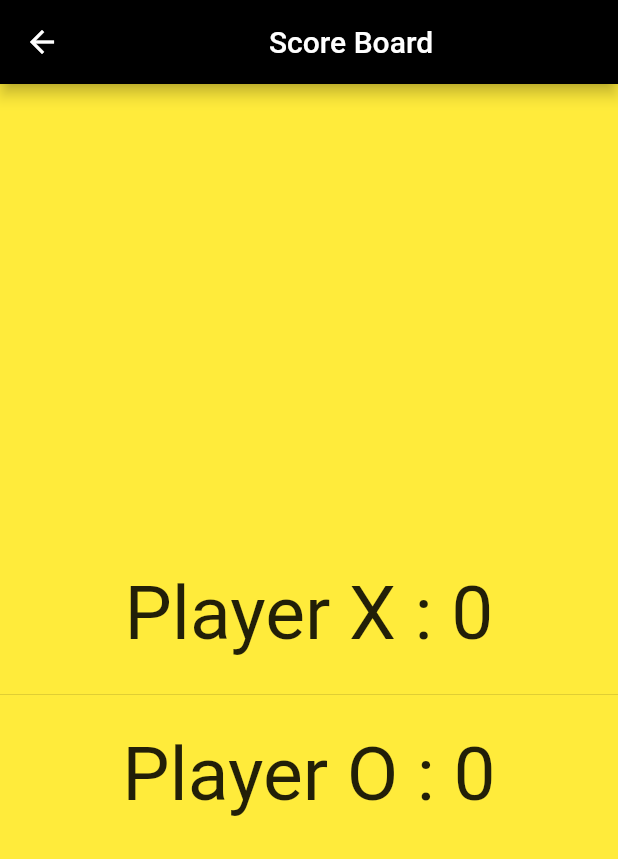
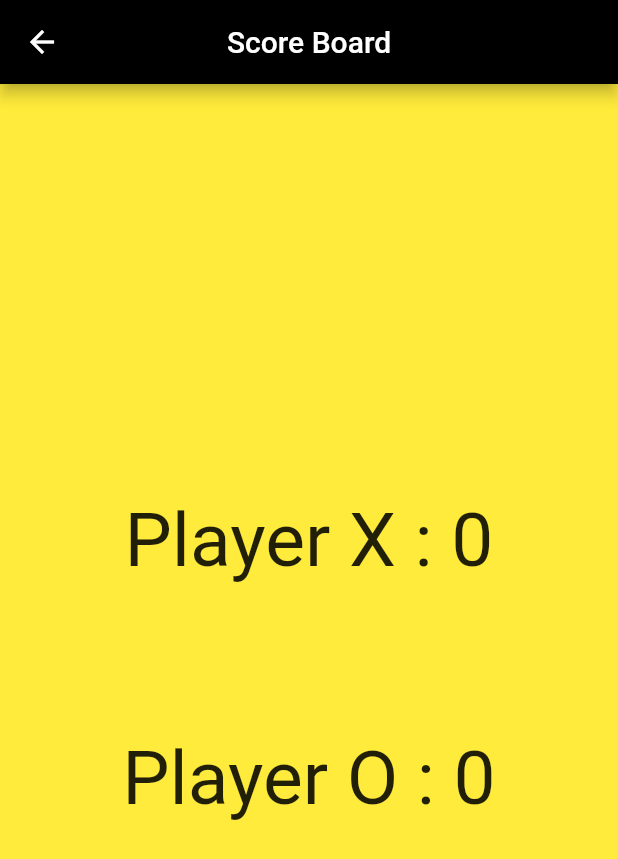
Before and after one commit to MachineLearningAmateur/tic-tac-toe-flutter, a Flutter app: the screen it shows after launch, after a tap on the "assessment" icon, on a phone screen of 412 x 824 dp. Shown: the top 859 px of the screen. Run offline on Flutter 3.47's test engine with Material 2 defaults, Android fonts, the phone set to English and light mode, and no system bars.

Commit message:
reformatted the scoreboard

```diff
--- a/lib/main.dart
+++ b/lib/main.dart
@@ -35,7 +35,8 @@ class GameBoard extends StatefulWidget {
 class _GameBoardState extends State<GameBoard> {
   static final length = 3;
   static final double wl = 125;
-  String prevMove = States.empty; //start at empty and make default case player X
+  String prevMove =
+      States.empty; //start at empty and make default case player X
 
   late List<List<String>>
       board; //set late here since it won't be initialized til later
@@ -92,7 +93,8 @@ class _GameBoardState extends State<GameBoard> {
     }
   }
 
-  bool noMoves() => board.every((row) => row.every((str) => str != States.empty)); //similar to javascript's Array.every function
+  bool noMoves() => board.every((row) => row.every((str) =>
+      str != States.empty)); //similar to javascript's Array.every function
 
   bool checkWin(int row, int col) {
     //yoinked clever algorithm from here: https://stackoverflow.com/questions/1056316/algorithm-for-determining-tic-tac-toe-game-over/1058804#1058804
@@ -116,13 +118,20 @@ class _GameBoardState extends State<GameBoard> {
     return Scaffold(
         backgroundColor: Colors.yellow,
         appBar: AppBar(
-          title: Center(child: Text('Tic-Tac-Toe', textAlign: TextAlign.center,)),
+          centerTitle: true,
+          title: Text(
+            'Tic-Tac-Toe',
+            textAlign: TextAlign.center,
+          ),
           backgroundColor: Colors.black,
-          actions: [IconButton(onPressed: _scoreBoard, icon: Icon(Icons.assessment)), const Tooltip(message: "ScoreBoard")],
+          actions: [
+            IconButton(onPressed: _scoreBoard, icon: Icon(Icons.assessment)),
+            const Tooltip(message: "ScoreBoard")
+          ],
         ),
         body: Center(
             child: Table(
-          defaultColumnWidth: FixedColumnWidth(125.0),
+          defaultColumnWidth: const FixedColumnWidth(125.0),
           children: [
             TableRow(children: [
               buildSlot(0, 0),
@@ -138,25 +147,39 @@ class _GameBoardState extends State<GameBoard> {
   }
 
   void _scoreBoard() {
-    Navigator.of(context).push(MaterialPageRoute<void>(builder: (context) { //pushes the new route on top of the navigator stack
+    Navigator.of(context).push(MaterialPageRoute<void>(builder: (context) {
+      //pushes the new route on top of the navigator stack
       int index = 0;
       final tiles = scores.map((score) {
         index++;
         final player = index == 1 ? "X" : 'O';
-        return ListTile(
-          contentPadding: EdgeInsets.all(20.0),
-          title: Center(child: Text("Player $player : $score", style: const TextStyle(fontSize: 50.0)),
-        ));
+        return Container(
+            padding: const EdgeInsets.only(top: 50, bottom: 50),
+            child: Center(
+                child: Text("Player $player : $score",
+                    style: const TextStyle(fontSize: 50.0))));
       });
-      final display = ListTile.divideTiles(
-              context: context,
-              tiles: tiles,
-            ).toList();
+      // final display = ListTile.divideTiles(
+      //         context: context,
+      //         tiles: tiles,
+      //       ).toList();
 
-       return Scaffold(
-        appBar: AppBar(title: Center(child: Text('Score Board',)), backgroundColor: Colors.black,),
-        body: ListView(children: display, padding: EdgeInsets.only(top: 300),
-      ), backgroundColor: Colors.yellow,);
+      return Scaffold(
+        appBar: AppBar(
+          centerTitle: true,
+          title: Text(
+            'Score Board',
+          ),
+          backgroundColor: Colors.black,
+        ),
+        body: Center(
+            child: ListView(
+          children: tiles.toList(),
+          shrinkWrap: true,
+          padding: const EdgeInsets.all(20.0)
+        )),
+        backgroundColor: Colors.yellow,
+      );
     }));
   }
 
@@ -164,8 +187,14 @@ class _GameBoardState extends State<GameBoard> {
         context: context,
         barrierDismissible: false,
         builder: (context) => AlertDialog(
-          title: Text(text, textAlign: TextAlign.center,),
-          content: Text('Press restart to play again.', textAlign: TextAlign.center,),
+          title: Text(
+            text,
+            textAlign: TextAlign.center,
+          ),
+          content: Text(
+            'Press restart to play again.',
+            textAlign: TextAlign.center,
+          ),
           actions: [
             ElevatedButton(
               onPressed: () {
```
